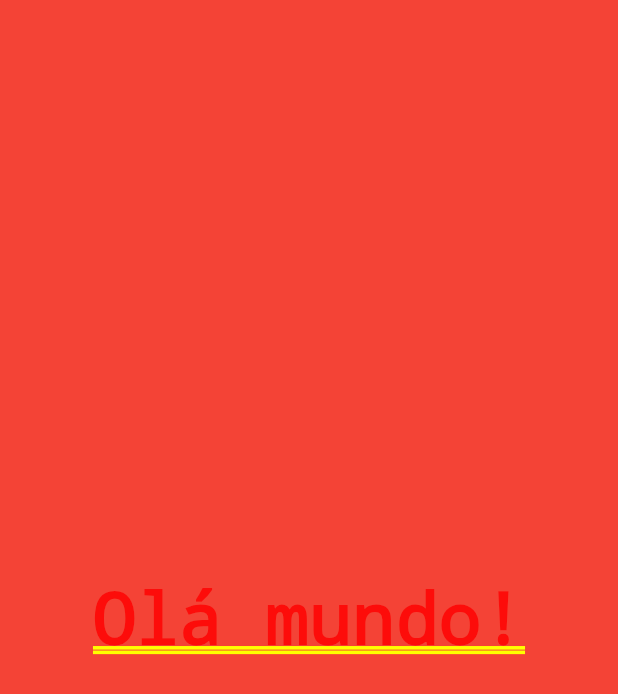
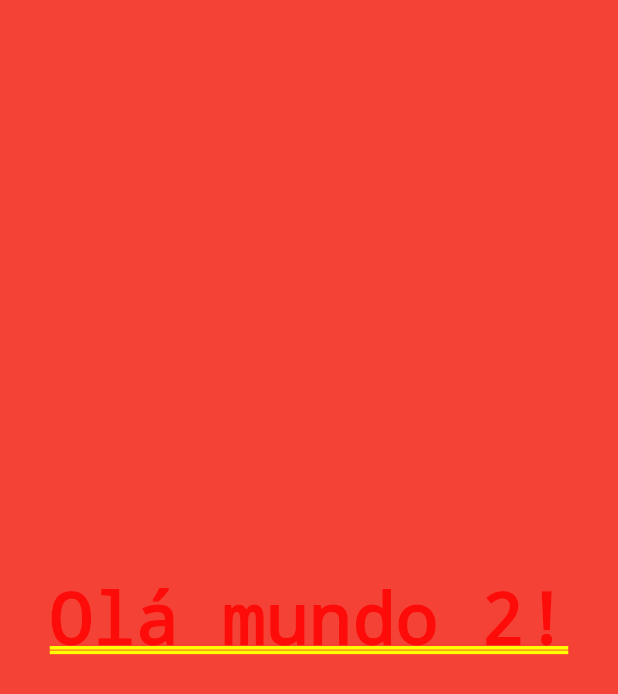
Before and after one commit to EstelaGalante/app_sorveteria_contador, a Flutter app: the screen it shows after launch, on a phone screen of 412 x 824 dp. Shown: the top 694 px of the screen. Run offline on Flutter 3.47's test engine with Material 2 defaults, Android fonts, the phone set to English and light mode, and no system bars.

Commit message:
teste incluso

```diff
--- a/lib/main.dart
+++ b/lib/main.dart
@@ -4,7 +4,7 @@ void main() {
   runApp(const MyApp());
 }
 
-
+//teste
 class MyApp extends StatelessWidget {
   const MyApp({Key? key}) : super(key: key);
 
@@ -14,7 +14,7 @@ class MyApp extends StatelessWidget {
       home: Container(
       color: Colors.red,
       alignment: Alignment.center,
-        child: const Text('Olá mundo!'),
+        child: const Text('Olá mundo 2!'),
       ),
     );
   }
```
